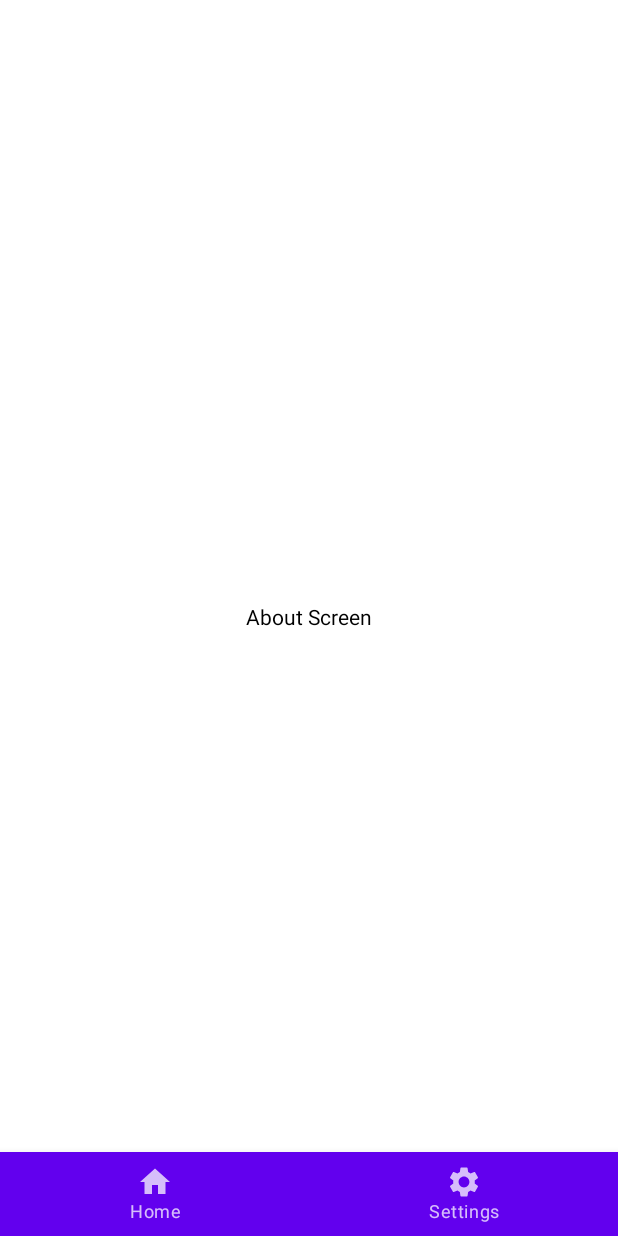
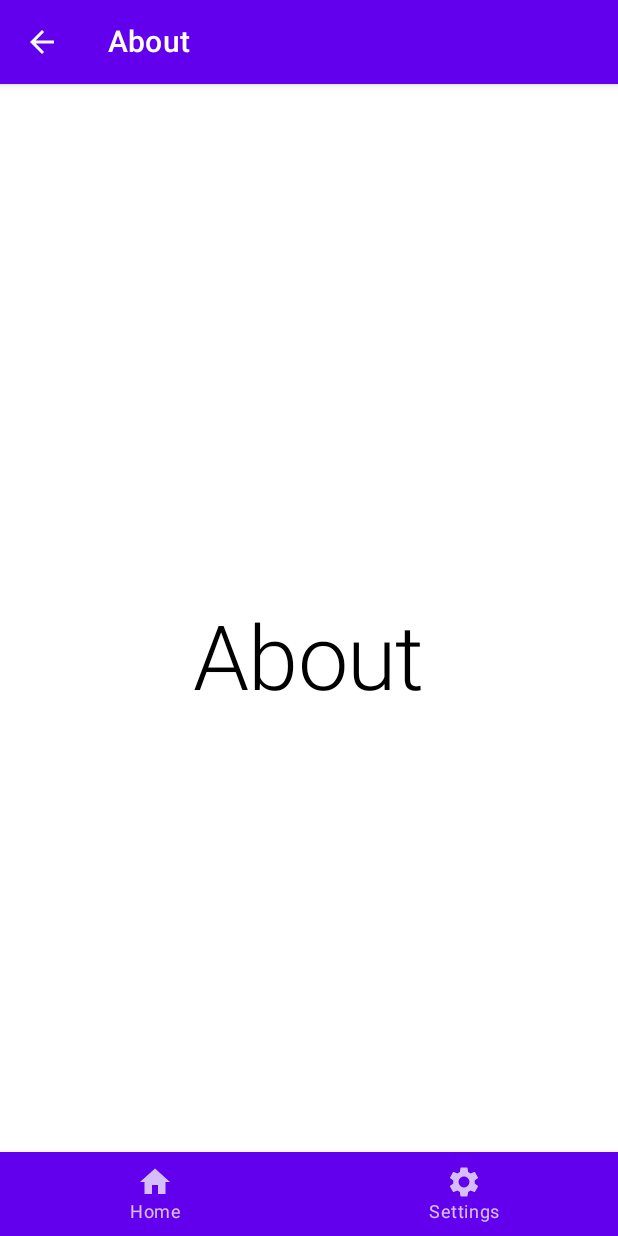
Before and after one commit to jshvarts/ComposeBottomNavGraphs, an Android app built with Jetpack Compose: the AboutScreen screen opened through its navigation route, on a phone screen of 412 x 824 dp. Run offline under Robolectric (Android 15) with nearby library versions, the phone set to English and light mode, and no system bars.

Commit message:
Add top app bars

```diff
--- a/app/src/main/java/com/jshvarts/composebottomnavgraphs/navigation/SettingsNavGraph.kt
+++ b/app/src/main/java/com/jshvarts/composebottomnavgraphs/navigation/SettingsNavGraph.kt
@@ -19,7 +19,7 @@ fun NavGraphBuilder.settingsNavGraph(
             SettingsScreen(navController)
         }
         composable(Screen.About.route) {
-            AboutScreen()
+            AboutScreen(navController)
         }
     }
 }
--- a/app/src/main/java/com/jshvarts/composebottomnavgraphs/screens/AboutScreen.kt
+++ b/app/src/main/java/com/jshvarts/composebottomnavgraphs/screens/AboutScreen.kt
@@ -2,17 +2,46 @@ package com.jshvarts.composebottomnavgraphs.screens
 
 import androidx.compose.foundation.layout.Box
 import androidx.compose.foundation.layout.fillMaxSize
+import androidx.compose.material.Icon
+import androidx.compose.material.IconButton
+import androidx.compose.material.MaterialTheme
+import androidx.compose.material.Scaffold
 import androidx.compose.material.Text
+import androidx.compose.material.TopAppBar
+import androidx.compose.material.icons.Icons
+import androidx.compose.material.icons.filled.ArrowBack
 import androidx.compose.runtime.Composable
 import androidx.compose.ui.Alignment
 import androidx.compose.ui.Modifier
+import androidx.compose.ui.res.stringResource
+import androidx.navigation.NavController
+import com.jshvarts.composebottomnavgraphs.R
 
 @Composable
-fun AboutScreen() {
-    Box(
-        contentAlignment = Alignment.Center,
-        modifier = Modifier.fillMaxSize()
+fun AboutScreen(navController: NavController) {
+    Scaffold(
+        topBar = {
+            TopAppBar(
+                title = { Text(text = stringResource(id = R.string.screen_title_about)) },
+                navigationIcon = {
+                    IconButton(onClick = { navController.popBackStack() }) {
+                        Icon(
+                            imageVector = Icons.Filled.ArrowBack,
+                            contentDescription = stringResource(id = R.string.back),
+                        )
+                    }
+                }
+            )
+        }
     ) {
-        Text(text = "About Screen")
+        Box(
+            contentAlignment = Alignment.Center,
+            modifier = Modifier.fillMaxSize()
+        ) {
+            Text(
+                text = stringResource(id = R.string.screen_title_about),
+                style = MaterialTheme.typography.h2
+            )
+        }
     }
 }
--- a/app/src/main/java/com/jshvarts/composebottomnavgraphs/screens/HomeScreen.kt
+++ b/app/src/main/java/com/jshvarts/composebottomnavgraphs/screens/HomeScreen.kt
@@ -5,13 +5,18 @@ import android.content.res.Configuration.UI_MODE_NIGHT_NO
 import android.content.res.Configuration.UI_MODE_NIGHT_YES
 import androidx.compose.foundation.layout.Box
 import androidx.compose.foundation.layout.fillMaxSize
+import androidx.compose.foundation.layout.fillMaxWidth
 import androidx.compose.material.MaterialTheme
+import androidx.compose.material.Scaffold
 import androidx.compose.material.Surface
 import androidx.compose.material.Text
+import androidx.compose.material.TopAppBar
 import androidx.compose.runtime.Composable
 import androidx.compose.ui.Alignment
 import androidx.compose.ui.Modifier
+import androidx.compose.ui.res.stringResource
 import androidx.compose.ui.tooling.preview.Preview
+import com.jshvarts.composebottomnavgraphs.R
 import com.jshvarts.composebottomnavgraphs.ui.theme.ComposeBottomNavGraphsTheme
 
 @Composable
@@ -19,15 +24,23 @@ fun HomeScreen(
     modifier: Modifier = Modifier
 ) {
     Surface(color = MaterialTheme.colors.background) {
+        Scaffold(
+            topBar = {
+                TopAppBar(
+                    title = { Text(text = stringResource(id = R.string.screen_title_home)) }
+                )
+            }
+        ) {
             Box(
                 modifier = modifier
                     .fillMaxSize(),
                 contentAlignment = Alignment.Center
             ) {
                 Text(
-                text = "Home",
-                style = MaterialTheme.typography.body1
+                    text = stringResource(id = R.string.screen_title_home),
+                    style = MaterialTheme.typography.h2
                 )
+            }
         }
     }
 }
--- a/app/src/main/java/com/jshvarts/composebottomnavgraphs/ui/theme/Type.kt
+++ b/app/src/main/java/com/jshvarts/composebottomnavgraphs/ui/theme/Type.kt
@@ -12,6 +12,11 @@ val Typography = Typography(
         fontFamily = FontFamily.Default,
         fontWeight = FontWeight.Normal,
         fontSize = 16.sp
+    ),
+    h2 = TextStyle(
+        fontFamily = FontFamily.Default,
+        fontWeight = FontWeight.Bold,
+        fontSize = 24.sp
     )
     /* Other default text styles to override
     button = TextStyle(
--- a/app/src/main/res/values/strings.xml
+++ b/app/src/main/res/values/strings.xml
@@ -2,4 +2,7 @@
     <string name="app_name">ComposeBottomNavGraphs</string>
     <string name="screen_title_home">Home</string>
     <string name="screen_title_settings">Settings</string>
+    <string name="screen_title_about">About</string>
+    <string name="to_about_screen">Go to About</string>
+    <string name="back">Back</string>
 </resources>
```
Also changed, not shown: app/src/main/java/com/jshvarts/composebottomnavgraphs/screens/SettingsScreen.kt (+21 -7 lines). Lines whose indentation alone changed are shown as unchanged.
